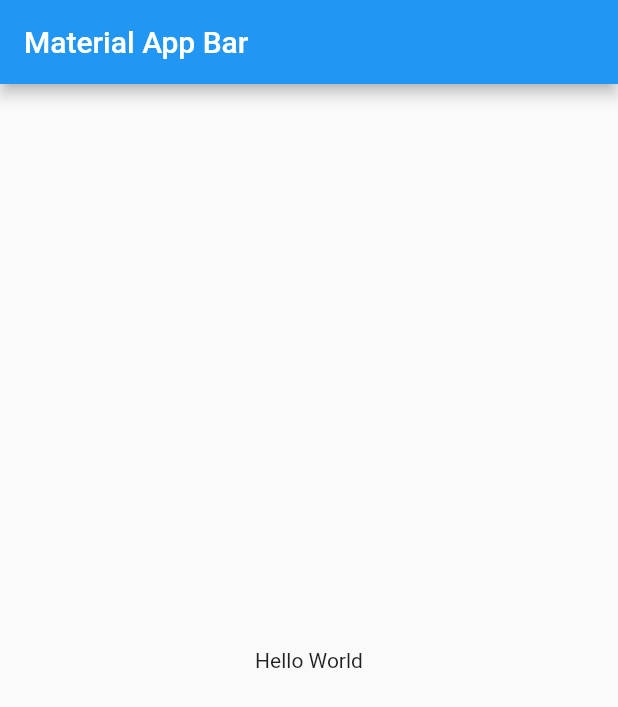
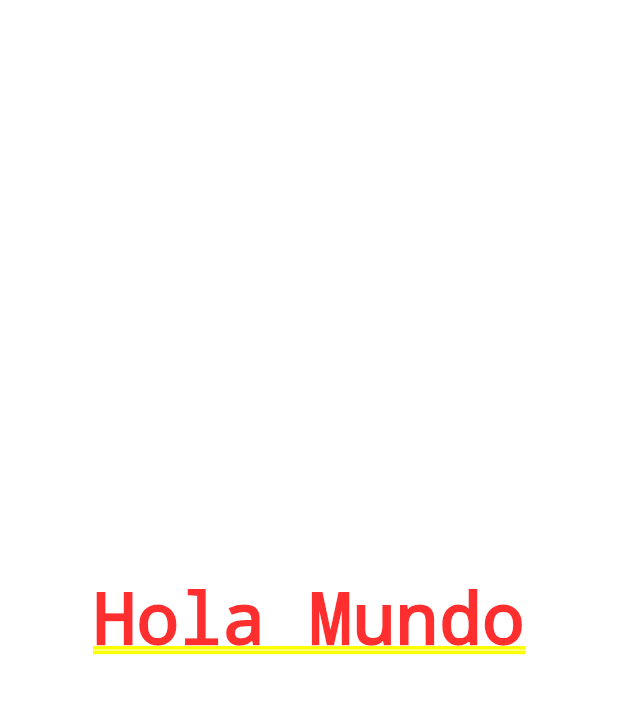
Before and after one commit to ZgroNet/disenos, a Flutter app: the screen it shows after launch, on a phone screen of 412 x 824 dp. Shown: the top 707 px of the screen. Run offline on Flutter 3.47's test engine with Material 2 defaults, Android fonts, the phone set to English and light mode, and no system bars.

Commit message:
Hola Mundo (Video 140)

```diff
--- a/lib/main.dart
+++ b/lib/main.dart
@@ -7,17 +7,10 @@ class MyApp extends StatelessWidget {
 
   @override
   Widget build(BuildContext context) {
-    return MaterialApp(
+    return const MaterialApp(
       title: 'Material App',
-      home: Scaffold(
-        appBar: AppBar(
-          title: const Text('Material App Bar'),
-        ),
-        body: const Center(
-          child: SizedBox(
-            child:  Text('Hello World'),
-          ),
-        ),
+      home: Center(
+        child: Text('Hola Mundo'),
       ),
     );
   }
```
